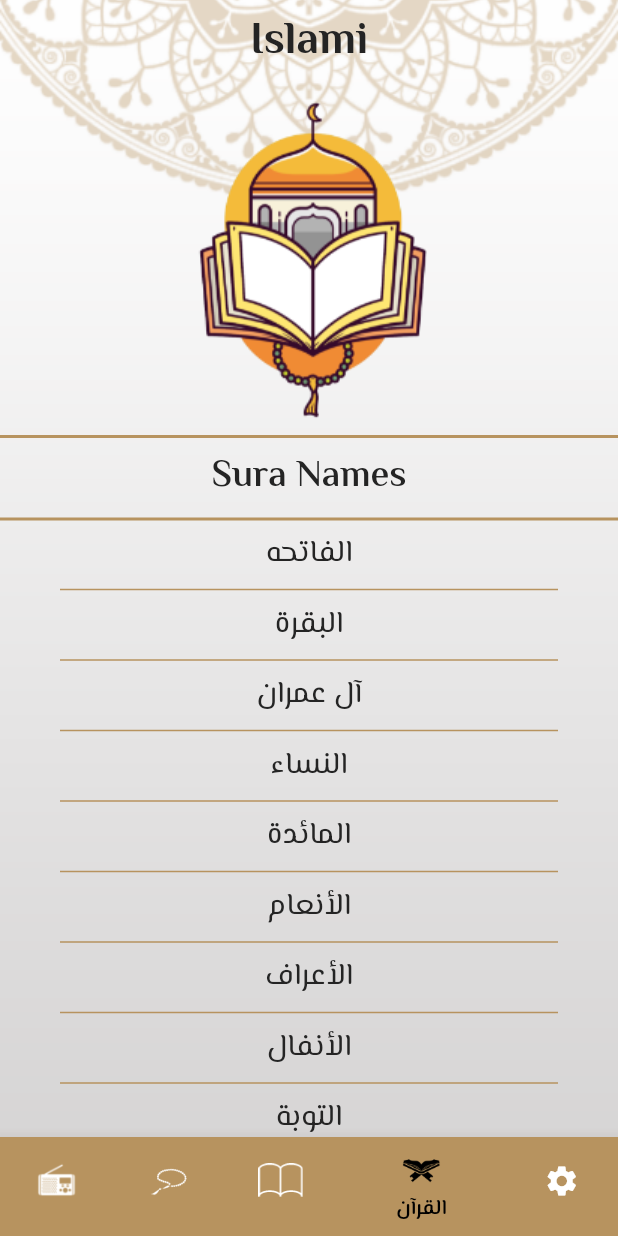
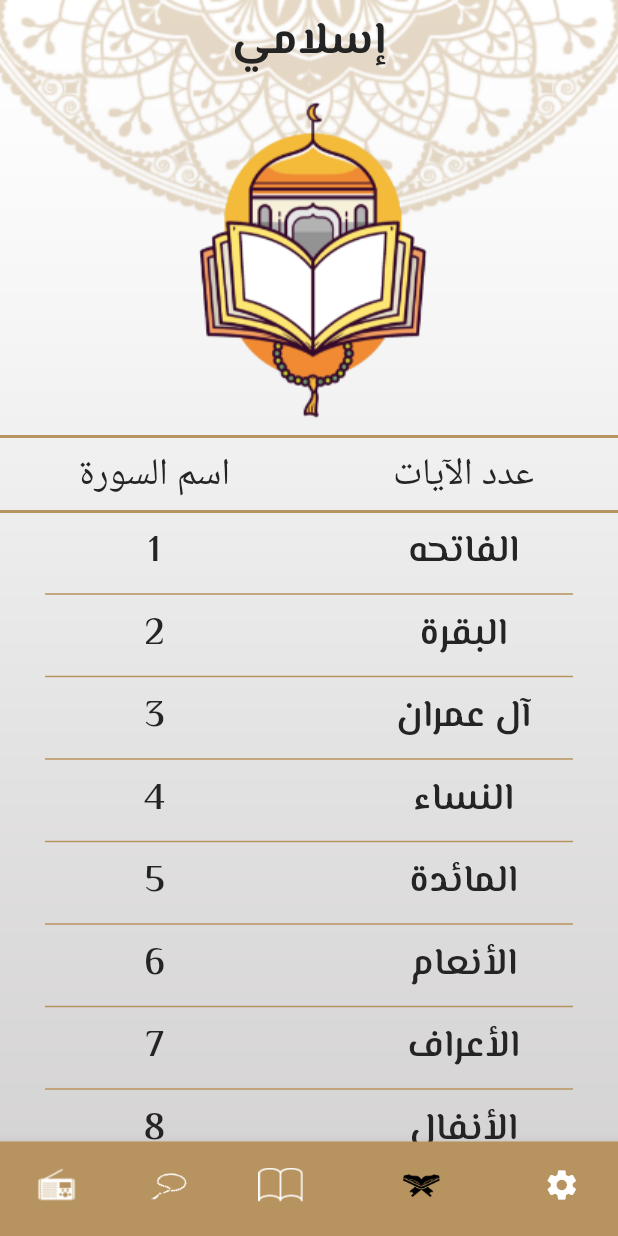
Before and after one commit to saramekawy/islami_hti, a Flutter app: the screen it shows after launch, item 4 of the bottom bar chosen, on a phone screen of 412 x 824 dp. Run offline on Flutter 3.47's test engine with Material 2 defaults, Android fonts, the phone set to English and light mode, and no system bars; our stand-ins replace google_fonts; Roboto replaces fonts that are missing (Sacramento).

Commit message:
finish home layout, quran tab ui set MyThemeData

```diff
--- a/lib/home.dart
+++ b/lib/home.dart
@@ -1,22 +1,23 @@
 import 'package:flutter/material.dart';
-import 'package:git_test/my_theme.dart';
 import 'package:git_test/tabs/ahadeth_tab.dart';
 import 'package:git_test/tabs/quran_tab.dart';
 import 'package:git_test/tabs/radio_tab.dart';
 import 'package:git_test/tabs/sebha_tab.dart';
-import 'package:git_test/tabs/settings_tab.dart';
+import 'package:git_test/tabs/setting_tab.dart';
+import 'package:google_fonts/google_fonts.dart';
 
-class HomeLayout extends StatefulWidget {
-  static const String routeName = "Home";
+import 'my_theme.dart';
 
-  HomeLayout({super.key});
+class HomeScreen extends StatefulWidget {
+  static const String routeName = "Home Screen";
 
   @override
-  State<HomeLayout> createState() => _HomeLayoutState();
+  State<HomeScreen> createState() => _HomeScreenState();
 }
 
-class _HomeLayoutState extends State<HomeLayout> {
+class _HomeScreenState extends State<HomeScreen> {
   int currentIndex = 0;
+
   List<Widget> tabs = [
     RadioTab(),
     SebhaTab(),
@@ -27,26 +28,35 @@ class _HomeLayoutState extends State<HomeLayout> {
 
   @override
   Widget build(BuildContext context) {
-    return Stack(
-      children: [
-        Image.asset(
-          'assets/images/main_bg.png',
-          width: double.infinity,
-          fit: BoxFit.cover,
-        ),
-        Scaffold(
-          appBar: AppBar(
-            title: Text(
-              "Islami",
-              style: Theme.of(context).textTheme.bodyLarge,
+    return Container(
+      decoration: const BoxDecoration(
+          image: DecorationImage(
+              image: AssetImage("assets/images/main_bg.png"),
+              fit: BoxFit.fill)),
+      child: Scaffold(
+        backgroundColor: Colors.transparent,
+        appBar: AppBar(
+          centerTitle: true,
+          backgroundColor: Colors.transparent,
+          elevation: 0.0,
+          title: Text(
+            "إسلامي",
+            style: GoogleFonts.elMessiri(
+              color: const Color(0xFF242424),
+              fontSize: 30,
+              fontWeight: FontWeight.bold,
             ),
           ),
-          bottomNavigationBar: BottomNavigationBar(
+        ),
+        bottomNavigationBar: BottomNavigationBar(
             currentIndex: currentIndex,
             onTap: (value) {
               currentIndex = value;
               setState(() {});
             },
+            showSelectedLabels: false,
+            showUnselectedLabels: false,
+            selectedItemColor: Colors.black,
             items: const [
               BottomNavigationBarItem(
                   icon: ImageIcon(
@@ -78,11 +88,9 @@ class _HomeLayoutState extends State<HomeLayout> {
                   backgroundColor: MyThemeData.primaryColor),
               BottomNavigationBarItem(
                   icon: Icon(Icons.settings), label: "الإعدادات")
-            ],
-          ),
-          body: tabs[currentIndex],
-        ),
-      ],
+            ]),
+        body: tabs[currentIndex],
+      ),
     );
   }
 }
--- a/lib/main.dart
+++ b/lib/main.dart
@@ -3,22 +3,23 @@ import 'package:git_test/home.dart';
 import 'package:git_test/my_theme.dart';
 
 void main() {
-  runApp(const MyApp());
+  runApp(const MyApplication());
 }
 
-class MyApp extends StatelessWidget {
-  const MyApp({super.key});
+class MyApplication extends StatelessWidget {
+  const MyApplication({super.key});
 
   @override
   Widget build(BuildContext context) {
     return MaterialApp(
-      initialRoute: "Home",
-      routes: {
-        HomeLayout.routeName: (context) => HomeLayout(),
-      },
-      debugShowCheckedModeBanner: false,
       theme: MyThemeData.lightTheme,
       darkTheme: MyThemeData.darkTheme,
+      debugShowCheckedModeBanner: false,
+      title: "Main",
+      initialRoute: HomeScreen.routeName,
+      routes: {
+        HomeScreen.routeName: (context) => HomeScreen(),
+      },
     );
   }
 }
--- a/lib/my_theme.dart
+++ b/lib/my_theme.dart
@@ -1,61 +1,31 @@
 import 'package:flutter/material.dart';
-import 'package:google_fonts/google_fonts.dart';
 
 class MyThemeData {
   static const Color primaryColor = Color(0xFFB7935F);
   static const Color blackColor = Color(0xFF141A2E);
   static ThemeData lightTheme = ThemeData(
+      scaffoldBackgroundColor: Colors.transparent,
       appBarTheme: const AppBarTheme(
-          centerTitle: true, color: Colors.transparent, elevation: 0.0),
-      scaffoldBackgroundColor: Colors.transparent,
-      textTheme: TextTheme(
-        bodyLarge: GoogleFonts.elMessiri(
-          fontSize: 30,
-          fontWeight: FontWeight.bold,
-          color: const Color(0xFF242424),
-        ),
-        bodyMedium: GoogleFonts.elMessiri(
-          fontSize: 25,
-          fontWeight: FontWeight.w600,
-          color: const Color(0xFF242424),
-        ),
-        bodySmall: GoogleFonts.elMessiri(
-          fontSize: 20,
-          fontWeight: FontWeight.normal,
-          color: const Color(0xFF242424),
-        ),
+        color: Colors.transparent,
+        elevation: 0.0,
+        centerTitle: true,
       ),
       bottomNavigationBarTheme: const BottomNavigationBarThemeData(
-        type: BottomNavigationBarType.shifting,
-        backgroundColor: primaryColor,
-        selectedItemColor: Colors.black,
-        unselectedItemColor: Colors.white,
-      ));
+          type: BottomNavigationBarType.shifting,
+          //   showSelectedLabels: false,
+          // showUnselectedLabels: false,
+          backgroundColor: primaryColor,
+          selectedItemColor: blackColor,
+          unselectedItemColor: Colors.white));
   static ThemeData darkTheme = ThemeData(
+      scaffoldBackgroundColor: Colors.transparent,
       appBarTheme: const AppBarTheme(
-          centerTitle: true, color: Colors.transparent, elevation: 0.0),
-      textTheme: TextTheme(
-        bodyLarge: GoogleFonts.elMessiri(
-          fontSize: 30,
-          fontWeight: FontWeight.bold,
-          color: const Color(0xFFF8F8F8),
-        ),
-        bodyMedium: GoogleFonts.elMessiri(
-          fontSize: 25,
-          fontWeight: FontWeight.w600,
-          color: const Color(0xFFFACC1D),
-        ),
-        bodySmall: GoogleFonts.elMessiri(
-          fontSize: 20,
-          fontWeight: FontWeight.normal,
-          color: const Color(0xFFFACC1D),
-        ),
-      ),
-      scaffoldBackgroundColor: Colors.transparent,
+          color: Colors.transparent, elevation: 0.0, centerTitle: true),
       bottomNavigationBarTheme: const BottomNavigationBarThemeData(
-        type: BottomNavigationBarType.shifting,
-        backgroundColor: blackColor,
-        selectedItemColor: Color(0xFFFACC1D),
-        unselectedItemColor: Colors.white,
-      ));
+          type: BottomNavigationBarType.shifting,
+          showSelectedLabels: false,
+          showUnselectedLabels: false,
+          backgroundColor: blackColor,
+          selectedItemColor: Color(0xFFFACC1D),
+          unselectedItemColor: Colors.white));
 }
--- a/lib/tabs/ahadeth_tab.dart
+++ b/lib/tabs/ahadeth_tab.dart
@@ -1,12 +1,10 @@
 import 'package:flutter/material.dart';
 
 class AhadethTab extends StatelessWidget {
-  const AhadethTab({super.key});
+  static const String routeName = "Ahadeth Tab";
 
   @override
   Widget build(BuildContext context) {
-    return Container(
-      color: Colors.orange,
-    );
+    return const Placeholder();
   }
 }
--- a/lib/tabs/quran_tab.dart
+++ b/lib/tabs/quran_tab.dart
@@ -1,6 +1,8 @@
 import 'package:flutter/material.dart';
+import 'package:google_fonts/google_fonts.dart';
 
 class QuranTab extends StatelessWidget {
+  static const String routeName = "Quran Tab";
   List<String> suraName = [
     "الفاتحه",
     "البقرة",
@@ -125,30 +127,74 @@ class QuranTab extends StatelessWidget {
         Center(
           child: Image.asset("assets/images/main_icon.png"),
         ),
-        const Divider(color: Color(0xFFB7935F), thickness: 2),
-        Text(
-          "Sura Names",
-          style: Theme.of(context).textTheme.bodyMedium,
+        const Divider(
+          color: Color(0xFFB7935F),
+          thickness: 2,
         ),
-        const Divider(color: Color(0xFFB7935F), thickness: 2),
+        Row(
+          children: [
+            Expanded(
+                child: Center(
+                    child: Text(
+              "اسم السورة",
+              style: GoogleFonts.sacramento(
+                  fontWeight: FontWeight.w100,
+                  fontSize: 25,
+                  color: const Color(0xFF242424)),
+            ))),
+            Expanded(
+                child: Center(
+                    child: Text(
+              "عدد الآيات",
+              style: GoogleFonts.sacramento(
+                  fontWeight: FontWeight.w100,
+                  fontSize: 25,
+                  color: const Color(0xFF242424)),
+            ))),
+          ],
+        ),
+        const Divider(
+          color: Color(0xFFB7935F),
+          thickness: 2,
+        ),
         Expanded(
             child: ListView.separated(
+                itemBuilder: (context, index) {
+                  // final rowData = suraName[index];
+
+                  return Row(
+                    mainAxisAlignment: MainAxisAlignment.spaceEvenly,
+                    children: [
+                      Expanded(
+                          child: Center(
+                              child: Text(
+                        "${index + 1}",
+                        style: GoogleFonts.elMessiri(
+                            fontWeight: FontWeight.w600,
+                            fontSize: 25,
+                            color: const Color(0xFF242424)),
+                      ))),
+                      Expanded(
+                          child: Center(
+                              child: Text(
+                        suraName[index],
+                        style: GoogleFonts.elMessiri(
+                            fontWeight: FontWeight.w600,
+                            fontSize: 25,
+                            color: const Color(0xFF242424)),
+                      ))),
+                    ],
+                  );
+                },
                 separatorBuilder: (context, index) {
                   return const Divider(
                     color: Color(0xFFB7935F),
                     thickness: 1,
-                endIndent: 40,
-                indent: 40,
+                    indent: 30,
+                    endIndent: 30,
                   );
                 },
-            itemBuilder: (context, index) {
-              return Center(
-                  child: Text(suraName[index],
-                      style: Theme.of(context).textTheme.bodySmall));
-            },
-            itemCount: suraName.length,
-          ),
-        ),
+                itemCount: suraName.length)),
       ],
     );
   }
--- a/lib/tabs/radio_tab.dart
+++ b/lib/tabs/radio_tab.dart
@@ -1,12 +1,10 @@
 import 'package:flutter/material.dart';
 
 class RadioTab extends StatelessWidget {
-  const RadioTab({super.key});
+  static const String routeName = "Radio Tab";
 
   @override
   Widget build(BuildContext context) {
-    return Container(
-      color: Colors.red,
-    );
+    return const Placeholder();
   }
 }
--- a/lib/tabs/sebha_tab.dart
+++ b/lib/tabs/sebha_tab.dart
@@ -1,12 +1,10 @@
 import 'package:flutter/material.dart';
 
 class SebhaTab extends StatelessWidget {
-  const SebhaTab({super.key});
+  static const String routeName = "Sebha Tab";
 
   @override
   Widget build(BuildContext context) {
-    return Container(
-      color: Colors.yellowAccent,
-    );
+    return const Placeholder();
   }
 }
--- a/lib/tabs/settings_tab.dart
+++ b/lib/tabs/setting_tab.dart
@@ -1,12 +1,10 @@
 import 'package:flutter/material.dart';
 
 class SettingsTab extends StatelessWidget {
-  const SettingsTab({super.key});
+  static const String routeName = "Settings Tab";
 
   @override
   Widget build(BuildContext context) {
-    return Container(
-      color: Colors.blue,
-    );
+    return const Placeholder();
   }
 }
```
Lines whose indentation alone changed are shown as unchanged.
